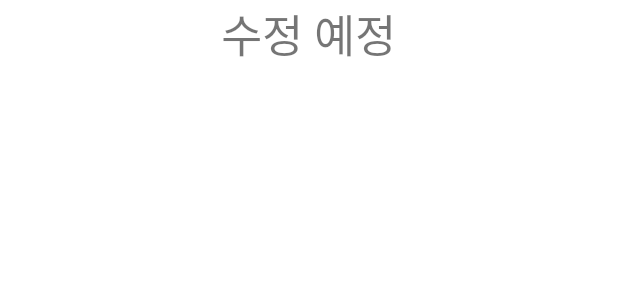
After one commit to BGM-BookGrounMusic/BGM_Client, an Android app: the layout activity_splash.xml on its own in the app's theme, with its tools: preview values and no code run, on a phone screen of 412 x 824 dp. The commit adds this screen. Shown: the top 300 px of the screen. Run offline under Robolectric (Android 15) with nearby library versions, the phone set to English and light mode, and no system bars.

Commit message:
원진 스플래시, 사용설명서 화면 추가 (추후 update)

```diff
--- a/app/build.gradle
+++ b/app/build.gradle
@@ -1,6 +1,7 @@
 plugins {
     id 'com.android.application'
     id 'org.jetbrains.kotlin.android'
+    id 'kotlin-android-extensions'
 }
 
 android {
--- a/app/src/main/AndroidManifest.xml
+++ b/app/src/main/AndroidManifest.xml
@@ -12,8 +12,12 @@
         android:supportsRtl="true"
         android:theme="@style/Theme.BookGroundMusic"
         tools:targetApi="31">
+
+        <activity android:name=".MainActivity"></activity>
+        <activity android:name=".GuideActivity"></activity>
+
         <activity
-            android:name=".MainActivity"
+            android:name=".SplashActivity"
             android:exported="true">
             <intent-filter>
                 <action android:name="android.intent.action.MAIN" />
--- /dev/null
+++ b/app/src/main/res/layout/activity_guide.xml
@@ -0,0 +1,6 @@
+<?xml version="1.0" encoding="utf-8"?>
+<RelativeLayout xmlns:android="http://schemas.android.com/apk/res/android"
+    android:layout_width="match_parent"
+    android:layout_height="match_parent">
+
+</RelativeLayout>
--- /dev/null
+++ b/app/src/main/res/layout/activity_splash.xml
@@ -0,0 +1,14 @@
+<?xml version="1.0" encoding="utf-8"?>
+<LinearLayout xmlns:android="http://schemas.android.com/apk/res/android"
+    android:layout_width="match_parent"
+    android:layout_height="match_parent"
+    android:orientation="vertical">
+
+    <TextView
+        android:layout_width="wrap_content"
+        android:layout_height="wrap_content"
+        android:text="수정 예정"
+        android:textSize="30sp"
+        android:layout_gravity="center"/>
+
+</LinearLayout>
--- a/app/src/main/res/values/themes.xml
+++ b/app/src/main/res/values/themes.xml
@@ -13,4 +13,8 @@
         <item name="android:statusBarColor">?attr/colorPrimaryVariant</item>
         <!-- Customize your theme here. -->
     </style>
+
+    <style name="Splash" parent="Theme.AppCompat.Light.NoActionBar">
+
+    </style>
 </resources>
```
Also changed, not shown: app/src/main/java/com/example/bookgroundmusic/GuideActivity.kt (added, +14 -0 lines), app/src/main/java/com/example/bookgroundmusic/MainActivity.kt (+10 -0 lines), app/src/main/java/com/example/bookgroundmusic/SplashActivity.kt (added, +21 -0 lines).
